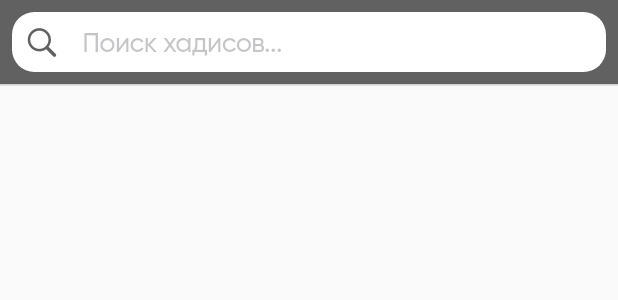
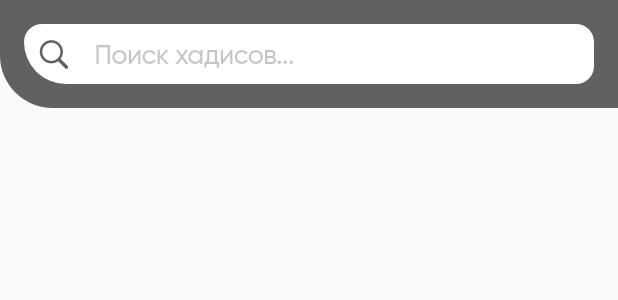
Before and after one commit to JMApps/hadith_40, a Flutter app: the HadeethSearcher widget shown alone on an empty page, opened directly, on a phone screen of 412 x 824 dp. Shown: the top 300 px of the screen. Run offline on Flutter 3.47's test engine with Material 2 defaults, Android fonts, the phone set to English and light mode, and no system bars; our stand-ins replace flutter_html, sqflite; accounts and stored records are empty.

Commit message:
Change colors, added navigate to apart content

```diff
--- a/lib/pages/main_page.dart
+++ b/lib/pages/main_page.dart
@@ -28,7 +28,7 @@ class _MainPageState extends State<MainPage> {
           BottomNavigationBarItem(
               icon: Icon(Icons.bookmark_border), label: 'Избранное'),
         ],
-        selectedItemColor: Colors.grey[700],
+        selectedItemColor: Colors.purple,
         unselectedItemColor: Colors.grey,
         currentIndex: _selectedIndex,
         onTap: _onItemTapped,
--- a/lib/widgets/hadeeth_searcher.dart
+++ b/lib/widgets/hadeeth_searcher.dart
@@ -14,11 +14,11 @@ class _HadeethSearcherState extends State<HadeethSearcher> {
   @override
   Widget build(BuildContext context) {
     return Container(
-      padding: const EdgeInsets.all(8),
+      padding: const EdgeInsets.all(16),
       decoration: BoxDecoration(
         color: Colors.grey[700],
-        border: const Border(
-          bottom: BorderSide(color: CupertinoColors.systemGrey4),
+        borderRadius: const BorderRadius.only(
+          bottomLeft: Radius.circular(35),
         ),
       ),
       child: CupertinoTextField(
@@ -27,9 +27,14 @@ class _HadeethSearcherState extends State<HadeethSearcher> {
         onChanged: (String text) {
           setState(() {});
         },
-        decoration: BoxDecoration(
+        decoration: const BoxDecoration(
           color: CupertinoColors.white,
-          borderRadius: BorderRadius.circular(15),
+          borderRadius: BorderRadius.only(
+            bottomLeft: Radius.circular(35),
+            topRight: Radius.circular(15),
+            bottomRight: Radius.circular(15),
+            topLeft: Radius.circular(15),
+          ),
         ),
         prefix: Padding(
           padding: const EdgeInsets.all(8),
```
Also changed, not shown: lib/pages/hadeeth_apart_content.dart (+29 -1 lines), lib/pages/hadeeth_content.dart (+33 -9 lines), lib/widgets/hadeeth_content_title.dart (+14 -5 lines).
